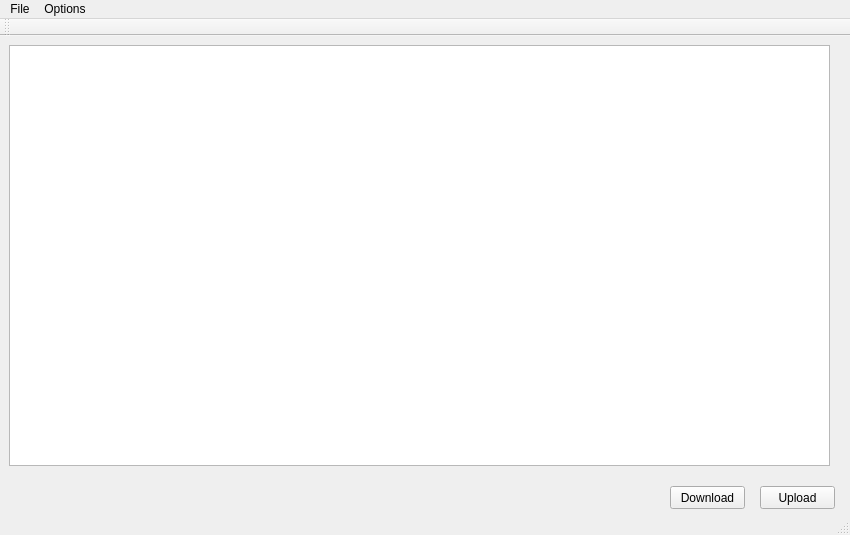
Above: mainwindow.ui from tranter/qt-google-drive before the change. Below: the same form after it.
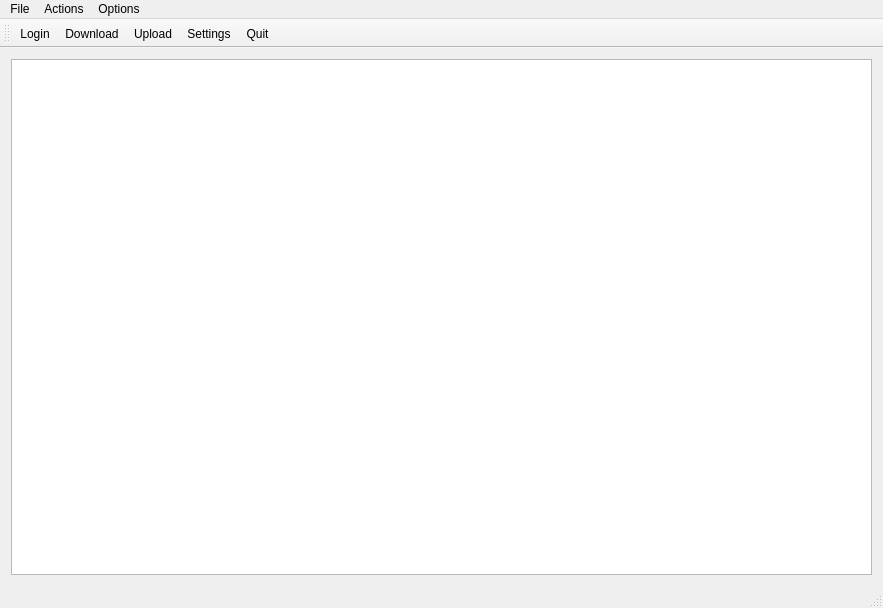
That is the form after the change. Icons and pictures are not drawn.

Commit message: add resources user interface implementation

Diff of the .ui file:
```diff
--- a/mainwindow.ui
+++ b/mainwindow.ui
@@ -6,8 +6,8 @@
    <rect>
     <x>0</x>
     <y>0</y>
-    <width>850</width>
-    <height>535</height>
+    <width>883</width>
+    <height>608</height>
    </rect>
   </property>
   <property name="windowTitle">
@@ -20,15 +20,9 @@
    <bool>false</bool>
   </property>
   <widget class="QWidget" name="centralWidget">
+   <layout class="QHBoxLayout" name="horizontalLayout">
+    <item>
    <widget class="QTreeView" name="discTreeView">
-    <property name="geometry">
-     <rect>
-      <x>9</x>
-      <y>9</y>
-      <width>821</width>
-      <height>421</height>
-     </rect>
-    </property>
     <property name="locale">
      <locale language="English" country="UnitedStates"/>
     </property>
@@ -51,39 +45,15 @@
      <bool>true</bool>
     </attribute>
    </widget>
-   <widget class="QPushButton" name="downloadButton">
-    <property name="geometry">
-     <rect>
-      <x>670</x>
-      <y>450</y>
-      <width>75</width>
-      <height>23</height>
-     </rect>
-    </property>
-    <property name="text">
-     <string>Download</string>
-    </property>
-   </widget>
-   <widget class="QPushButton" name="uploadButton">
-    <property name="geometry">
-     <rect>
-      <x>760</x>
-      <y>450</y>
-      <width>75</width>
-      <height>23</height>
-     </rect>
-    </property>
-    <property name="text">
-     <string>Upload</string>
-    </property>
-   </widget>
+    </item>
+   </layout>
   </widget>
   <widget class="QMenuBar" name="menuBar">
    <property name="geometry">
     <rect>
      <x>0</x>
      <y>0</y>
-     <width>850</width>
+     <width>883</width>
      <height>21</height>
     </rect>
    </property>
@@ -98,18 +68,34 @@
     <property name="title">
      <string>Options</string>
     </property>
-    <addaction name="actionSettings"/>
+    <addaction name="actionMenuSettings"/>
+   </widget>
+   <widget class="QMenu" name="menuActions">
+    <property name="title">
+     <string>Actions</string>
+    </property>
+    <addaction name="actionMenuDownload"/>
+    <addaction name="actionMenuUpload"/>
    </widget>
    <addaction name="menuFile"/>
+   <addaction name="menuActions"/>
    <addaction name="menuOptions"/>
   </widget>
   <widget class="QToolBar" name="mainToolBar">
+   <property name="movable">
+    <bool>true</bool>
+   </property>
    <attribute name="toolBarArea">
     <enum>TopToolBarArea</enum>
    </attribute>
    <attribute name="toolBarBreak">
     <bool>false</bool>
    </attribute>
+   <addaction name="actionLogin"/>
+   <addaction name="actionDownload"/>
+   <addaction name="actionUpload"/>
+   <addaction name="actionSettings"/>
+   <addaction name="actionQuit"/>
   </widget>
   <widget class="QStatusBar" name="statusBar"/>
   <action name="actionQuit">
@@ -124,7 +110,7 @@
   </action>
   <action name="actionTest">
    <property name="text">
-    <string>Test</string>
+    <string>Login</string>
    </property>
   </action>
   <action name="actionDownload">
```
Left out of the diff: 77 changed lines with no effect on the pictures. Lines whose indentation alone changed are shown as unchanged. The commit also changes 7 other files.
